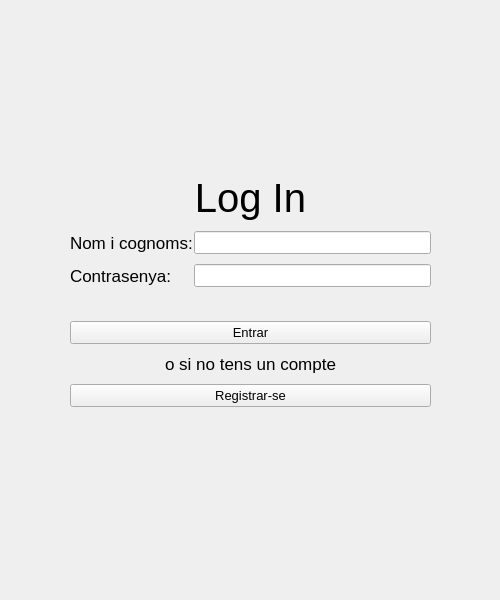
The window that pycharm_TR_project/W_login.ui (Dathator/TR_project) describes before a commit, drawn with Qt 5.
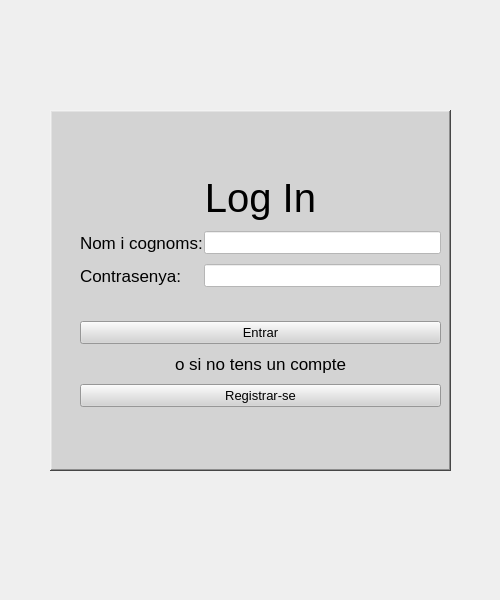
The same window after the commit.

The edit to the form file:
```diff
--- a/pycharm_TR_project/W_login.ui
+++ b/pycharm_TR_project/W_login.ui
@@ -34,13 +34,37 @@
   <property name="locale">
    <locale language="English" country="UnitedStates"/>
   </property>
+  <widget class="QFrame" name="frame">
+   <property name="geometry">
+    <rect>
+     <x>50</x>
+     <y>110</y>
+     <width>401</width>
+     <height>361</height>
+    </rect>
+   </property>
+   <property name="styleSheet">
+    <string notr="true">background-color: rgb(211, 211, 211);</string>
+   </property>
+   <property name="frameShape">
+    <enum>QFrame::WinPanel</enum>
+   </property>
+   <property name="frameShadow">
+    <enum>QFrame::Raised</enum>
+   </property>
+   <property name="lineWidth">
+    <number>2</number>
+   </property>
+   <property name="midLineWidth">
+    <number>0</number>
+   </property>
   <widget class="QWidget" name="formLayoutWidget">
    <property name="geometry">
     <rect>
-     <x>70</x>
-     <y>50</y>
+      <x>30</x>
+      <y>10</y>
      <width>361</width>
-     <height>481</height>
+      <height>341</height>
     </rect>
    </property>
    <layout class="QFormLayout" name="main_layout">
@@ -106,6 +130,9 @@
         <pointsize>10</pointsize>
        </font>
       </property>
+       <property name="styleSheet">
+        <string notr="true">background-color: rgb(255, 255, 255);</string>
+       </property>
       <property name="text">
        <string/>
       </property>
@@ -130,6 +157,16 @@
         <pointsize>10</pointsize>
        </font>
       </property>
+       <property name="styleSheet">
+        <string notr="true">background-color: rgb(255, 255, 255);</string>
+       </property>
+      </widget>
+     </item>
+     <item row="3" column="0" colspan="2">
+      <widget class="QLabel" name="statusLabel">
+       <property name="text">
+        <string/>
+       </property>
      </widget>
     </item>
     <item row="4" column="0" colspan="2">
@@ -179,6 +216,7 @@
      </widget>
     </item>
    </layout>
+   </widget>
   </widget>
  </widget>
  <resources/>
```
Left out of the diff: 23 changed lines with no effect on the pictures. Lines whose indentation alone changed are shown as unchanged.
